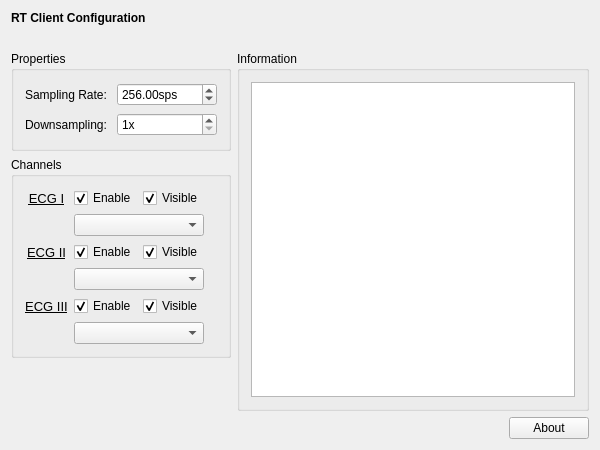
Old version of the form mne_x/plugins/rtserver/FormFiles/rtserversetup.ui in the repository mne-tools/mne-cpp.
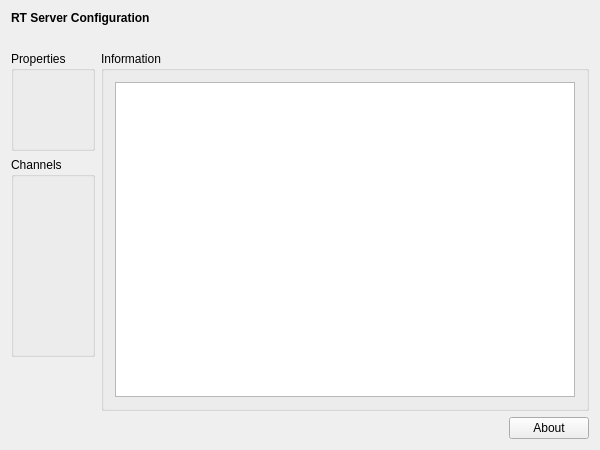
New version of the form.

```diff
--- a/mne_x/plugins/rtserver/FormFiles/rtserversetup.ui
+++ b/mne_x/plugins/rtserver/FormFiles/rtserversetup.ui
@@ -23,7 +23,7 @@
       </font>
      </property>
      <property name="text">
-      <string>RT Client Configuration</string>
+      <string>RT Server Configuration</string>
      </property>
     </widget>
    </item>
@@ -65,72 +65,7 @@
        <property name="flat">
         <bool>false</bool>
        </property>
-       <layout class="QGridLayout" name="m_qGridLayout_Properties">
-        <item row="0" column="0">
-         <widget class="QLabel" name="m_qLabel_SamplingRate">
-          <property name="layoutDirection">
-           <enum>Qt::LeftToRight</enum>
-          </property>
-          <property name="text">
-           <string>Sampling Rate:</string>
-          </property>
-         </widget>
-        </item>
-        <item row="0" column="1">
-         <widget class="QDoubleSpinBox" name="m_qDoubleSpinBox_SamplingRate">
-          <property name="sizePolicy">
-           <sizepolicy hsizetype="Minimum" vsizetype="Fixed">
-            <horstretch>0</horstretch>
-            <verstretch>0</verstretch>
-           </sizepolicy>
-          </property>
-          <property name="minimumSize">
-           <size>
-            <width>100</width>
-            <height>0</height>
-           </size>
-          </property>
-          <property name="suffix">
-           <string>sps</string>
-          </property>
-          <property name="minimum">
-           <double>1.000000000000000</double>
-          </property>
-          <property name="maximum">
-           <double>2048.000000000000000</double>
-          </property>
-          <property name="value">
-           <double>256.000000000000000</double>
-          </property>
-         </widget>
-        </item>
-        <item row="1" column="0">
-         <widget class="QLabel" name="m_qLabel_Downsampling">
-          <property name="text">
-           <string>Downsampling: </string>
-          </property>
-         </widget>
-        </item>
-        <item row="1" column="1">
-         <widget class="QSpinBox" name="m_qSpinBox_Downsampling">
-          <property name="sizePolicy">
-           <sizepolicy hsizetype="Minimum" vsizetype="Fixed">
-            <horstretch>0</horstretch>
-            <verstretch>0</verstretch>
-           </sizepolicy>
-          </property>
-          <property name="suffix">
-           <string>x</string>
-          </property>
-          <property name="minimum">
-           <number>1</number>
-          </property>
-          <property name="maximum">
-           <number>10</number>
-          </property>
-         </widget>
-        </item>
-       </layout>
+       <layout class="QGridLayout" name="m_qGridLayout_Properties"/>
       </widget>
      </item>
      <item row="1" column="0">
@@ -150,131 +85,7 @@
        <property name="title">
         <string>Channels</string>
        </property>
-       <layout class="QGridLayout" name="m_qGridLayout_Channels">
-        <item row="0" column="3">
-         <widget class="QCheckBox" name="m_qCheckBox_Channel_Visible_1">
-          <property name="text">
-           <string>Visible</string>
-          </property>
-          <property name="checked">
-           <bool>true</bool>
-          </property>
-         </widget>
-        </item>
-        <item row="1" column="2" colspan="2">
-         <widget class="QComboBox" name="m_qComboBox_Channel_1"/>
-        </item>
-        <item row="2" column="0" colspan="2">
-         <widget class="QLabel" name="m_qLabel_Channel_2">
-          <property name="font">
-           <font>
-            <pointsize>10</pointsize>
-            <underline>true</underline>
-           </font>
-          </property>
-          <property name="text">
-           <string>ECG II</string>
-          </property>
-          <property name="alignment">
-           <set>Qt::AlignCenter</set>
-          </property>
-         </widget>
-        </item>
-        <item row="2" column="2">
-         <widget class="QCheckBox" name="m_qCheckBox_Channel_Enable_2">
-          <property name="text">
-           <string>Enable</string>
-          </property>
-          <property name="checked">
-           <bool>true</bool>
-          </property>
-         </widget>
-        </item>
-        <item row="2" column="3" colspan="2">
-         <widget class="QCheckBox" name="m_qCheckBox_Channel_Visible_2">
-          <property name="text">
-           <string>Visible</string>
-          </property>
-          <property name="checked">
-           <bool>true</bool>
-          </property>
-         </widget>
-        </item>
-        <item row="3" column="2" colspan="2">
-         <widget class="QComboBox" name="m_qComboBox_Channel_2"/>
-        </item>
-        <item row="4" column="0" colspan="2">
-         <widget class="QLabel" name="m_qLabel_Channel_3">
-          <property name="font">
-           <font>
-            <pointsize>10</pointsize>
-            <underline>true</underline>
-           </font>
-          </property>
-          <property name="text">
-           <string>ECG III</string>
-          </property>
-          <property name="alignment">
-           <set>Qt::AlignCenter</set>
-          </property>
-         </widget>
-        </item>
-        <item row="4" column="2">
-         <widget class="QCheckBox" name="m_qCheckBox_Channel_Enable_3">
-          <property name="text">
-           <string>Enable</string>
-          </property>
-          <property name="checked">
-           <bool>true</bool>
-          </property>
-         </widget>
-        </item>
-        <item row="5" column="2" colspan="2">
-         <widget class="QComboBox" name="m_qComboBox_Channel_3"/>
-        </item>
-        <item row="0" column="2">
-         <widget class="QCheckBox" name="m_qCheckBox_Channel_Enable_1">
-          <property name="layoutDirection">
-           <enum>Qt::LeftToRight</enum>
-          </property>
-          <property name="text">
-           <string>Enable</string>
-          </property>
-          <property name="checked">
-           <bool>true</bool>
-          </property>
-         </widget>
-        </item>
-        <item row="4" column="3">
-         <widget class="QCheckBox" name="m_qCheckBox_Channel_Visible_3">
-          <property name="text">
-           <string>Visible</string>
-          </property>
-          <property name="checked">
-           <bool>true</bool>
-          </property>
-         </widget>
-        </item>
-        <item row="0" column="0" colspan="2">
-         <widget class="QLabel" name="m_qLabel_Channel_1">
-          <property name="enabled">
-           <bool>true</bool>
-          </property>
-          <property name="font">
-           <font>
-            <pointsize>10</pointsize>
-            <underline>true</underline>
-           </font>
-          </property>
-          <property name="text">
-           <string>ECG I</string>
-          </property>
-          <property name="alignment">
-           <set>Qt::AlignCenter</set>
-          </property>
-         </widget>
-        </item>
-       </layout>
+       <layout class="QGridLayout" name="m_qGridLayout_Channels"/>
       </widget>
      </item>
      <item row="3" column="1">
```
Left out of the diff: 2 changed lines with no effect on the pictures.
